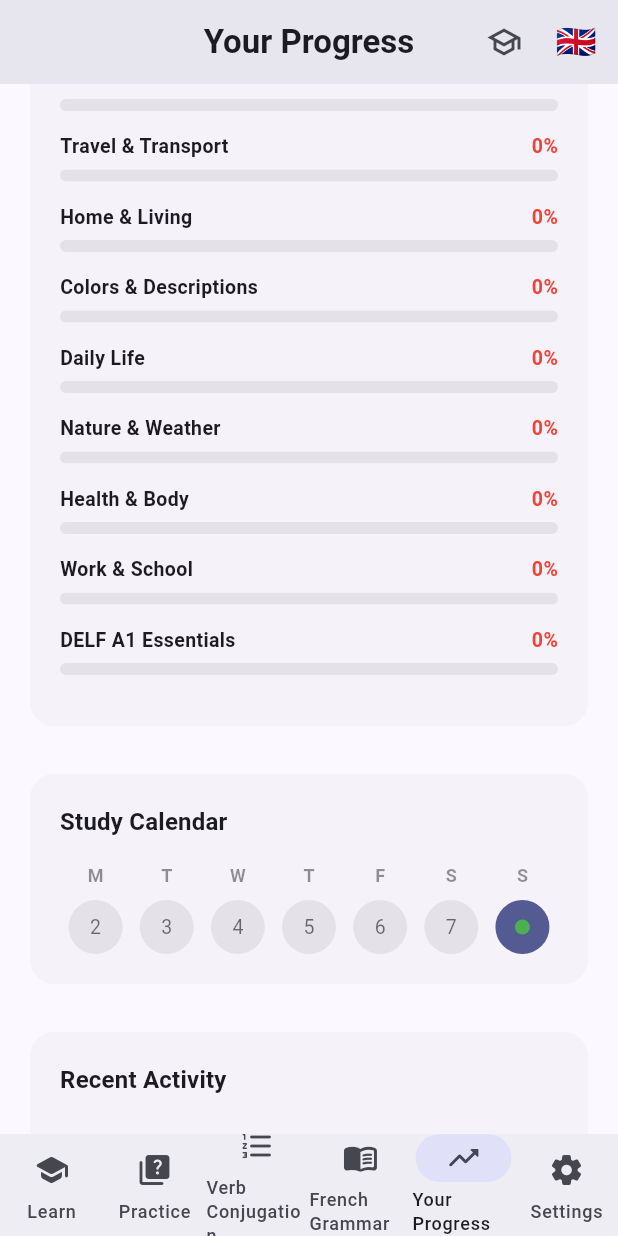
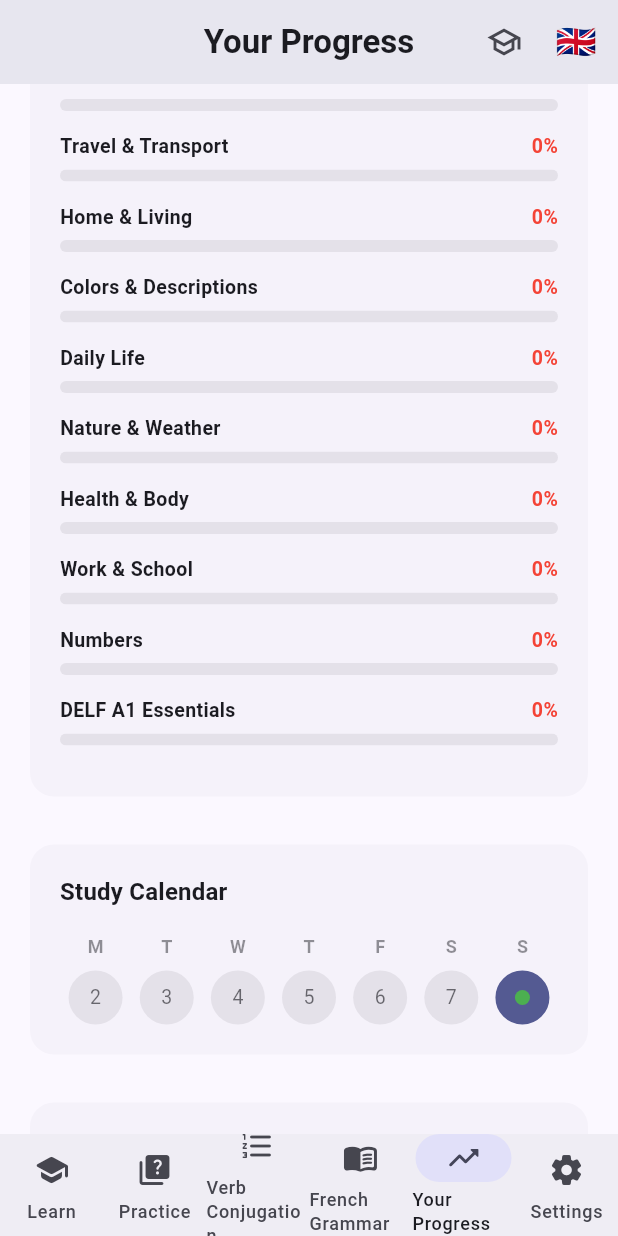
Before and after one commit to Craftguy-Billies/try, a Flutter app: the MainShell screen opened directly, item 5 of the bottom bar chosen, scrolled down 576 dp, on a phone screen of 412 x 824 dp. Run offline on Flutter 3.47's test engine with Material 3 defaults, Android fonts, the phone set to English and light mode, and no system bars; our stand-ins replace shared_preferences; accounts and stored records are empty.

Commit message:
Add dedicated Numbers vocabulary category with French numbers 1-10
Extract numbers (un, deux, trois, etc.) from the DELF A1 Essentials
category into their own standalone 'Numbers' category with proper
categorization. This allows users to filter and study French numbers
as a separate topic in the Learn page.

Co-authored-by: openhands <openhands@all-hands.dev>

```diff
--- a/lib/data/french_vocab.dart
+++ b/lib/data/french_vocab.dart
@@ -294,20 +294,24 @@ const _workSchool = [
   VocabWord(french: "l'emploi", english: 'job / employment', partOfSpeech: 'noun (m)', category: 'Work & School', difficulty: 2, example: "Elle cherche un emploi dans l'informatique."),
 ];
 
-// ─── Category 11: DELF A1 Essentials ────────────────────────────────────────
+// ─── Category 11: Numbers ────────────────────────────────────────────────────
+
+const _numbers = [
+  VocabWord(french: 'un', english: 'one', partOfSpeech: 'number', category: 'Numbers', difficulty: 1, example: 'J\'ai un frère.'),
+  VocabWord(french: 'deux', english: 'two', partOfSpeech: 'number', category: 'Numbers', difficulty: 1, example: 'J\'ai deux chats.'),
+  VocabWord(french: 'trois', english: 'three', partOfSpeech: 'number', category: 'Numbers', difficulty: 1, example: 'Il y a trois chambres.'),
+  VocabWord(french: 'quatre', english: 'four', partOfSpeech: 'number', category: 'Numbers', difficulty: 1, example: 'Nous sommes quatre à table.'),
+  VocabWord(french: 'cinq', english: 'five', partOfSpeech: 'number', category: 'Numbers', difficulty: 1, example: 'Le billet coûte cinq euros.'),
+  VocabWord(french: 'six', english: 'six', partOfSpeech: 'number', category: 'Numbers', difficulty: 1, example: 'Ils sont six dans la famille.'),
+  VocabWord(french: 'sept', english: 'seven', partOfSpeech: 'number', category: 'Numbers', difficulty: 1, example: 'La semaine a sept jours.'),
+  VocabWord(french: 'huit', english: 'eight', partOfSpeech: 'number', category: 'Numbers', difficulty: 1, example: 'Le film commence à huit heures.'),
+  VocabWord(french: 'neuf', english: 'nine', partOfSpeech: 'number', category: 'Numbers', difficulty: 1, example: 'Ma nièce a neuf ans.'),
+  VocabWord(french: 'dix', english: 'ten', partOfSpeech: 'number', category: 'Numbers', difficulty: 1, example: 'Il y a dix élèves dans la classe.'),
+];
+
+// ─── Category 12: DELF A1 Essentials ────────────────────────────────────────
 
 const _delfA1Essentials = [
-  // Numbers
-  VocabWord(french: 'un', english: 'one', partOfSpeech: 'number', category: 'DELF A1 Essentials', difficulty: 1, example: 'J\'ai un frère.'),
-  VocabWord(french: 'deux', english: 'two', partOfSpeech: 'number', category: 'DELF A1 Essentials', difficulty: 1, example: 'J\'ai deux chats.'),
-  VocabWord(french: 'trois', english: 'three', partOfSpeech: 'number', category: 'DELF A1 Essentials', difficulty: 1, example: 'Il y a trois chambres.'),
-  VocabWord(french: 'quatre', english: 'four', partOfSpeech: 'number', category: 'DELF A1 Essentials', difficulty: 1, example: 'Nous sommes quatre à table.'),
-  VocabWord(french: 'cinq', english: 'five', partOfSpeech: 'number', category: 'DELF A1 Essentials', difficulty: 1, example: 'Le billet coûte cinq euros.'),
-  VocabWord(french: 'six', english: 'six', partOfSpeech: 'number', category: 'DELF A1 Essentials', difficulty: 1, example: 'Ils sont six dans la famille.'),
-  VocabWord(french: 'sept', english: 'seven', partOfSpeech: 'number', category: 'DELF A1 Essentials', difficulty: 1, example: 'La semaine a sept jours.'),
-  VocabWord(french: 'huit', english: 'eight', partOfSpeech: 'number', category: 'DELF A1 Essentials', difficulty: 1, example: 'Le film commence à huit heures.'),
-  VocabWord(french: 'neuf', english: 'nine', partOfSpeech: 'number', category: 'DELF A1 Essentials', difficulty: 1, example: 'Ma nièce a neuf ans.'),
-  VocabWord(french: 'dix', english: 'ten', partOfSpeech: 'number', category: 'DELF A1 Essentials', difficulty: 1, example: 'Il y a dix élèves dans la classe.'),
   // Days
   VocabWord(french: 'lundi', english: 'Monday', partOfSpeech: 'noun (m)', category: 'DELF A1 Essentials', difficulty: 1, example: 'Lundi, je vais au bureau.'),
   VocabWord(french: 'mardi', english: 'Tuesday', partOfSpeech: 'noun (m)', category: 'DELF A1 Essentials', difficulty: 1, example: 'Mardi, j\'ai un rendez-vous.'),
@@ -377,6 +381,7 @@ const List<VocabWord> allVocabWords = [
   ..._natureWeather,
   ..._healthBody,
   ..._workSchool,
+  ..._numbers,
   ..._delfA1Essentials,
 ];
 
```
